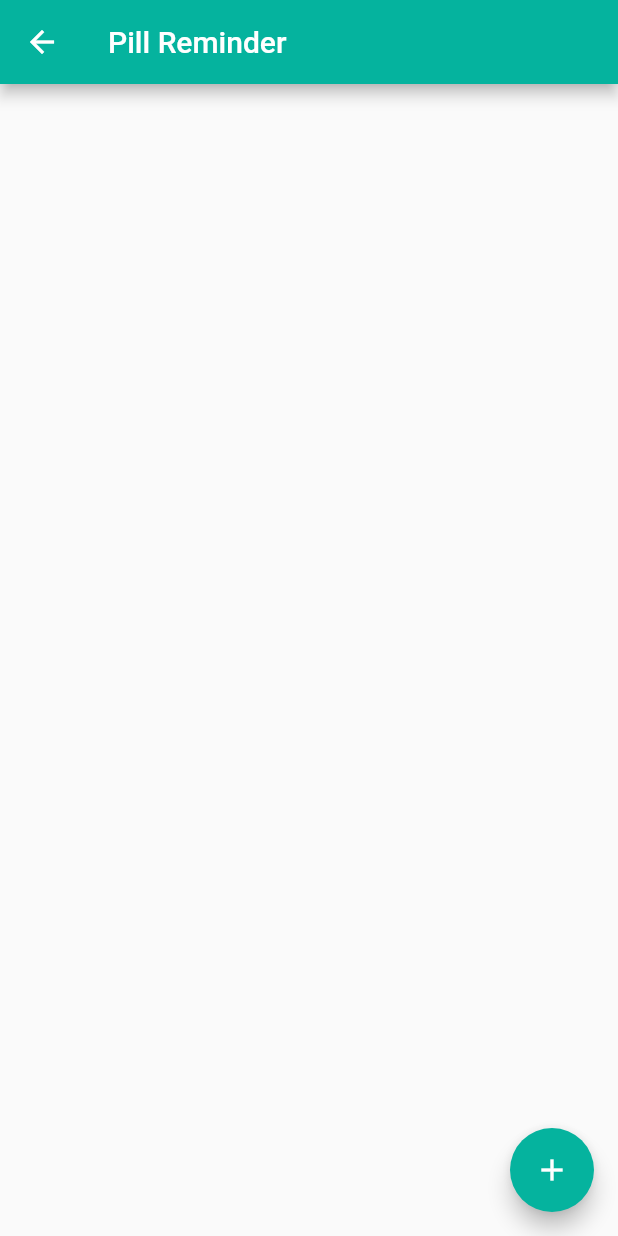
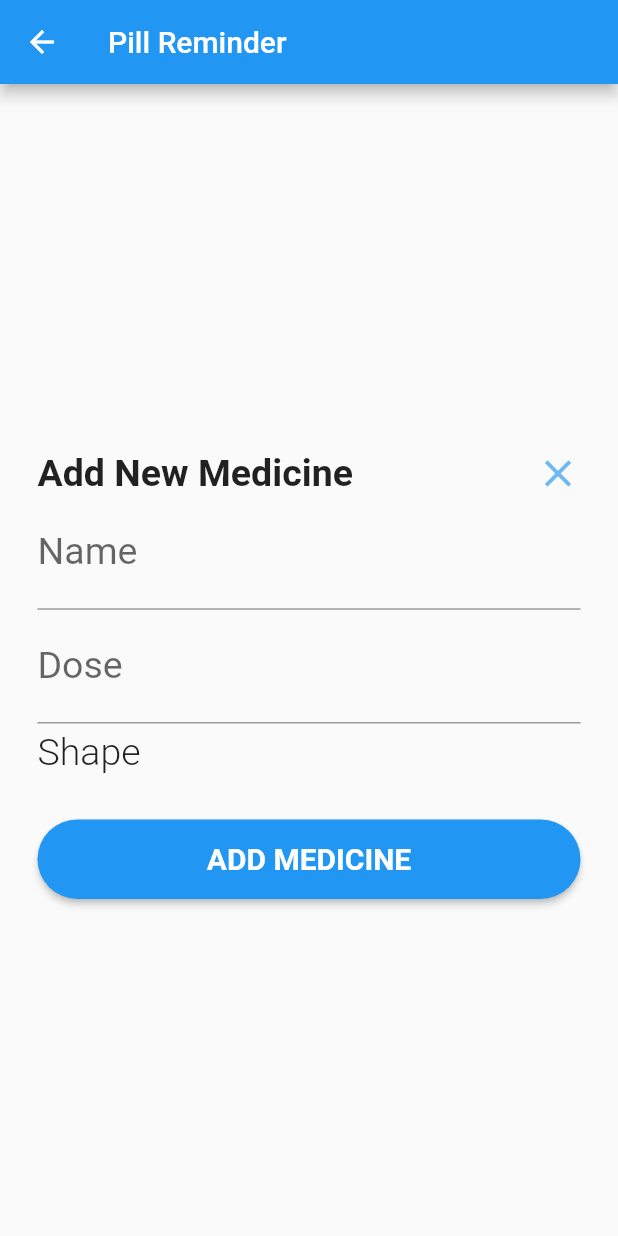
Before and after one commit to arpit-d/mgm_app, a Flutter app: the screen it shows once a user with an empty profile is signed in, after a tap on "Pill Reminder", on a phone screen of 412 x 824 dp. Run offline on Flutter 3.47's test engine with Material 2 defaults, Android fonts, the phone set to English and light mode, and no system bars; our stand-ins replace cloud_firestore, firebase_auth, firebase_messaging, firebase_storage, flutter_local_notifications, flutter_spinkit and 4 more; accounts and stored records are empty; generated files the repository leaves out were written again.

Commit message:
added pill reminder notification

```diff
--- /dev/null
+++ b/lib/notification/NotificationManager.dart
@@ -0,0 +1,63 @@
+import 'package:flutter_local_notifications/flutter_local_notifications.dart';
+
+class NotificationManager {
+  var flutterLocalNotificationsPlugin;
+
+  NotificationManager() {
+    flutterLocalNotificationsPlugin = new FlutterLocalNotificationsPlugin();
+    initNotifications();
+  }
+
+  getNotificationInstance() {
+    return flutterLocalNotificationsPlugin;
+  }
+
+  void initNotifications() {
+    // initialise the plugin. app_icon needs to be a added as a drawable resource to the Android head project
+    var initializationSettingsAndroid =
+        new AndroidInitializationSettings('@mipmap/ic_launcher');
+    var initializationSettingsIOS = IOSInitializationSettings(
+        onDidReceiveLocalNotification: onDidReceiveLocalNotification);
+
+    var initializationSettings = InitializationSettings(
+        initializationSettingsAndroid, initializationSettingsIOS);
+
+    flutterLocalNotificationsPlugin.initialize(initializationSettings,
+        onSelectNotification: onSelectNotification);
+  }
+
+  void showNotificationDaily(
+      int id, String title, String body, int hour, int minute) async {
+    var time = new Time(hour, minute, 0);
+    await flutterLocalNotificationsPlugin.showDailyAtTime(
+        id, title, body, time, getPlatformChannelSpecfics());
+    print('Notification Succesfully Scheduled at ${time.toString()}');
+  }
+
+  getPlatformChannelSpecfics() {
+    var androidPlatformChannelSpecifics = AndroidNotificationDetails(
+        'your channel id', 'your channel name', 'your channel description',
+        importance: Importance.Max,
+        priority: Priority.High,
+        ticker: 'Medicine Reminder');
+    var iOSPlatformChannelSpecifics = IOSNotificationDetails();
+    var platformChannelSpecifics = NotificationDetails(
+        androidPlatformChannelSpecifics, iOSPlatformChannelSpecifics);
+
+    return platformChannelSpecifics;
+  }
+
+  Future onSelectNotification(String payload) async {
+    print('Notification clicked');
+    return Future.value(0);
+  }
+
+  Future onDidReceiveLocalNotification(
+      int id, String title, String body, String payload) async {
+    return Future.value(1);
+  }
+
+  void removeReminder(int notificationId) {
+    flutterLocalNotificationsPlugin.cancel(notificationId);
+  }
+}
--- a/lib/screens/home/pill_reminder.dart
+++ b/lib/screens/home/pill_reminder.dart
@@ -3,6 +3,8 @@ import 'package:firebase_messaging/firebase_messaging.dart';
 import 'package:flutter/material.dart';
 import 'package:intl/intl.dart';
 import 'package:mgm_app/services/auth.dart';
+import 'package:mgm_app/notification/NotificationManager.dart';
+import 'package:mgm_app/services/moor_database.dart';
 
 
 void main() => runApp(MaterialApp(
@@ -15,192 +17,157 @@ class PillHome extends StatefulWidget {
 }
 
 class _PillHomeState extends State<PillHome> {
-  final FirebaseMessaging _firebaseMessaging = FirebaseMessaging();
-  _getToken(){
-    _firebaseMessaging.getToken().then((deviceToken) {
-      print('$deviceToken');
-    });
+  @override
+  Widget build(BuildContext context) {
+    return Scaffold(
+      appBar: AppBar(
+        title: Text('Pill Reminder'),
+      ),
+      body: AddMedicine(),
+    );
+}
+}
+class AddMedicine extends StatefulWidget {
+
+  @override
+  _AddMedicineState createState() => _AddMedicineState();
+}
+
+class _AddMedicineState extends State<AddMedicine> {
+  static final _formKey = new GlobalKey<FormState>();
+  String _name;
+  String _dose;
+  NotificationManager manager = NotificationManager();
+  MyDatabase _database = MyDatabase();
+
+  @override
+  Widget build(BuildContext context) {
+    return Container(
+      height: MediaQuery.of(context).size.height,
+        padding: EdgeInsets.fromLTRB(25, 20, 25, 0),
+        child: Column(
+          mainAxisAlignment: MainAxisAlignment.center,
+          children: <Widget>[
+            Row(
+              mainAxisAlignment: MainAxisAlignment.spaceBetween,
+              children: <Widget>[
+                Text(
+                  'Add New Medicine',
+                  style: TextStyle(
+                    fontSize: 25,
+                    fontWeight: FontWeight.w600,
+                  ),
+                ),
+                GestureDetector(
+                  onTap: () {
+                    // back to main screen
+                    Navigator.pop(context, null);
+                  },
+                  child: Icon(
+                    Icons.close,
+                    size: 30,
+                    color: Theme.of(context).primaryColor.withOpacity(.65),
+                  ),
+                )
+              ],
+            ),
+            _buildForm(),
+            SizedBox(
+              height: 5,
+            ),
+            Align(
+              alignment: Alignment.centerLeft,
+              child: Text(
+                'Shape',
+                style: TextStyle(fontWeight: FontWeight.w300, fontSize: 25),
+              ),
+            ),
+            SizedBox(
+              height: 15,
+            ),
+            SizedBox(
+              height: 15,
+            ),
+            Container(
+              width: double.infinity,
+              child: RaisedButton(
+                padding: EdgeInsets.all(15),
+                shape: RoundedRectangleBorder(
+                  borderRadius: new BorderRadius.circular(30.0),
+                ),
+                onPressed: () {
+                  _submit(manager);
+                },
+                color: Theme.of(context).accentColor,
+                textColor: Colors.white,
+                highlightColor: Theme.of(context).primaryColor,
+                child: Text(
+                  'Add Medicine'.toUpperCase(),
+                  style: TextStyle(fontSize: 20, fontWeight: FontWeight.bold),
+                ),
+              ),
+            ),
+          ],
+        ));
   }
-  _configureFirebaseListeners() {
-    _firebaseMessaging.configure(
-      onMessage: (Map<String, dynamic> message ) async {
-        print('onMessage: $message');
-      },
-      onLaunch: (Map<String, dynamic> message ) async {
-        print('onMessage: $message');
-      },
-      onResume: (Map<String, dynamic> message ) async {
-        print('onMessage: $message');
-      },
-    );
-  }
-  @override
-  void initState() {
-    super.initState();
-    _getToken();
-    _configureFirebaseListeners();
-  }
-  void  _bottSheet(context) async {
-     showModalBottomSheet(
-      context: context,
-      builder: (BuildContext bc){
-        return ModalContent();
-      }
+
+
+  Form _buildForm() {
+    TextStyle labelsStyle =
+        TextStyle(fontWeight: FontWeight.w400, fontSize: 25);
+    return Form(
+      key: _formKey,
+      child: Column(
+        children: <Widget>[
+          TextFormField(
+            style: TextStyle(fontSize: 25),
+            decoration: InputDecoration(
+              labelText: 'Name',
+              labelStyle: labelsStyle,
+            ),
+            validator: (input) => (input.length < 5) ? 'Name is short' : null,
+            onSaved: (input) => _name = input,
+          ),
+          TextFormField(
+            style: TextStyle(fontSize: 25),
+            decoration: InputDecoration(
+              labelText: 'Dose',
+              labelStyle: labelsStyle,
+            ),
+            validator: (input) => (input.length > 50) ? 'Dose is long' : null,
+            onSaved: (input) => _dose = input,
+          )
+        ],
+      ),
     );
   }
 
-
-  @override
-  Widget build(BuildContext context) {
-    return Scaffold(
-      resizeToAvoidBottomInset: false,
-      resizeToAvoidBottomPadding: false,
-      appBar: AppBar(
-        title: Text('Pill Reminder'),
-        backgroundColor: Color(0xFF05b39e),
-      ),
-      floatingActionButton: FloatingActionButton(
-        onPressed: () {
-          _bottSheet(context);
-        },
-        child: Icon(Icons.add),
-        backgroundColor:  Color(0xFF05b39e),
-      ),
-        body: PillBodyPage(),
-    );
+  void _submit(NotificationManager manager) async {
+    if (_formKey.currentState.validate()) {
+      // form is validated
+      _formKey.currentState.save();
+      print(_name);
+      print(_dose);
+      //show the time picker dialog
+      showTimePicker(
+        initialTime: TimeOfDay.now(),
+        context: context,
+      ).then((selectedTime) async {
+        int hour = selectedTime.hour;
+        int minute = selectedTime.minute;
+        print(selectedTime);
+        // insert into database
+        var medicineId = await _database.insertMedicine(
+            MedicinesTableData(
+                name: _name,
+                dose: _dose, id: null,));
+        // sehdule the notification
+        manager.showNotificationDaily(medicineId, _name, _dose, hour, minute);
+        // The medicine Id and Notitfaciton Id are the same
+        print('New Med id' + medicineId.toString());
+        // go back
+        Navigator.pop(context, medicineId);
+      });
+    }
   }
 }
-
-class ModalContent extends StatefulWidget {
-  @override
-  _ModalContentState createState() => _ModalContentState();
-}
-
-class _ModalContentState extends State<ModalContent> {
-  String convertDate(DateTime _dateTime) {
-
-    var dateTime = DateFormat('dd-MM-yyyy');
-    var formattedDate = dateTime.format(_dateTime);
-    print(formattedDate);
-    return formattedDate;
-  }
-   _dateStart(context) async {
-     return await showDatePicker(context: context, initialDate: DateTime.now(), firstDate: (DateTime(2020)), lastDate: (DateTime.now().add(Duration(days: 7)))).then((date){
-       setState(() {
-       var reminderT = date;
-       starTime = convertDate(reminderT);
-
-
-     });
-     });
-
-  }
-  _dateEnd(context) async {
-     return await showDatePicker(context: context, initialDate: DateTime.now(), firstDate: (DateTime(2020)), lastDate: (DateTime.now().add(Duration(days: 7)))).then((date){
-       setState(() {
-       var reminderT = date;
-       reminderTime = convertDate(reminderT);
-
-
-     });
-     });
-
-  }
-  final _formKey = GlobalKey<FormState>();
-  var reminderTime;
-  var starTime;
-  String pillName;
-  final AuthService _auth = AuthService();
-  @override
-  Widget build(BuildContext context) {
-    return SingleChildScrollView(
-
-          child: Container(
-
-        padding: EdgeInsets.all(5),
-        child: Form(
-
-          key: _formKey,
-          child: Column(
-            mainAxisSize: MainAxisSize.min,
-            children: <Widget>[
-              TextFormField(
-                decoration: InputDecoration(
-                  labelText: 'Pill Name:'
-                ),
-                onChanged: (val) {
-                  setState(() {
-                    pillName = val;
-                  });
-                },
-              ),
-              SizedBox(height: 15),
-              GestureDetector(
-                onTap: () {
-                  return  _dateStart(context);
-                },
-                child: AbsorbPointer(
-                  child: TextFormField(
-                    decoration: InputDecoration(
-                      labelText: 'Date',
-                  ),
-                ),)
-
-              ),
-              SizedBox(height: 15),
-              GestureDetector(
-                onTap: () {
-                  return  _dateEnd(context);
-                },
-                child: AbsorbPointer(
-                  child: TextFormField(
-                    decoration: InputDecoration(
-                      labelText: 'End Date',
-                  ),
-                ),)
-
-              ),
-              Text('$starTime'),
-              Text('$reminderTime'),
-              MaterialButton(
-                child: Text('Set Reminder'),
-                onPressed: () async {
-                  await _auth.enterPillData(pillName, starTime, reminderTime);
-                },
-              )
-
-            ],
-          ),
-        ),
-      ),
-    );
-  }
-}
-
-class DateT extends StatefulWidget {
-  @override
-  _DateTState createState() => _DateTState();
-}
-
-class _DateTState extends State<DateT> {
-  @override
-  Widget build(BuildContext context) {
-    return Container(
-
-    );
-  }
-}
-
-class PillBodyPage extends StatelessWidget {
-  @override
-  Widget build(BuildContext context) {
-    return Container(
-
-    );
-  }
-}
-
-class Message {
-  String title, body, message;
-  Message({this.body,this.message,this.title});
-}
--- /dev/null
+++ b/lib/services/moor_database.dart
@@ -0,0 +1,40 @@
+import 'dart:io';
+import 'package:moor_ffi/moor_ffi.dart';
+import 'package:moor/moor.dart';
+import 'package:path/path.dart' as p;
+import 'package:path_provider/path_provider.dart';
+part 'moor_database.g.dart';
+
+class MedicinesTable extends Table {
+  // autoincrement sets this to the primary key
+  IntColumn get id => integer().autoIncrement()();
+  TextColumn get name => text().withLength(min: 5, max: 50)();
+  TextColumn get dose => text()();
+}
+LazyDatabase _openConnection() {
+  // the LazyDatabase util lets us find the right location for the file async.
+  return LazyDatabase(() async {
+    // put the database file, called db.sqlite here, into the documents folder
+    // for your app.
+    final dbFolder = await getApplicationDocumentsDirectory();
+    final file = File(p.join(dbFolder.path, 'db.sqlite'));
+    return VmDatabase(file);
+  });
+}
+@UseMoor(tables: [MedicinesTable])
+class MyDatabase extends _$MyDatabase {
+   MyDatabase() : super(_openConnection());
+
+  @override
+  int get schemaVersion => 1;
+
+  Future<List<MedicinesTableData>> getAllMedicines() =>
+      select(medicinesTable).get();
+  Future insertMedicine(MedicinesTableData medicine) =>
+      into(medicinesTable).insert(medicine);
+  Future updateMedicine(MedicinesTableData medicine) =>
+      update(medicinesTable).replace(medicine);
+  Future deleteMedicine(MedicinesTableData medicine) =>
+      delete(medicinesTable).delete(medicine);
+
+}
--- a/pubspec.yaml
+++ b/pubspec.yaml
@@ -38,10 +38,16 @@ dependencies:
   datetime_picker_formfield: ^1.0.0
   intl: ^0.16.1
   firebase_messaging: ^6.0.13
+  flutter_local_notifications: ^1.3.0
+  moor: ^2.4.2
+  moor_ffi: ^0.4.0
 
 dev_dependencies:
+  moor_generator: ^2.4.0
+  build_runner: ^1.8.0
   flutter_test:
     sdk: flutter
+
 
 
 # For information on the generic Dart part of this file, see the
```
Also changed, not shown: lib/services/moor_database.g.dart (added), pubspec.lock, 1 other file.
